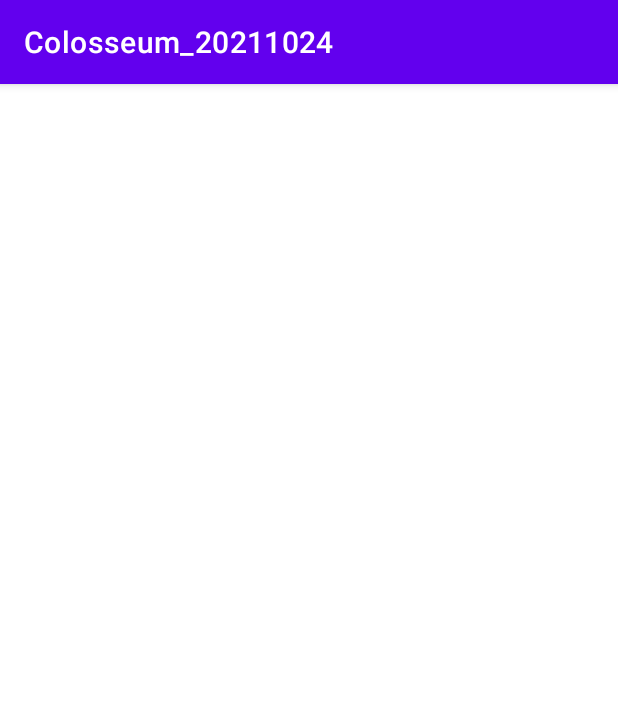
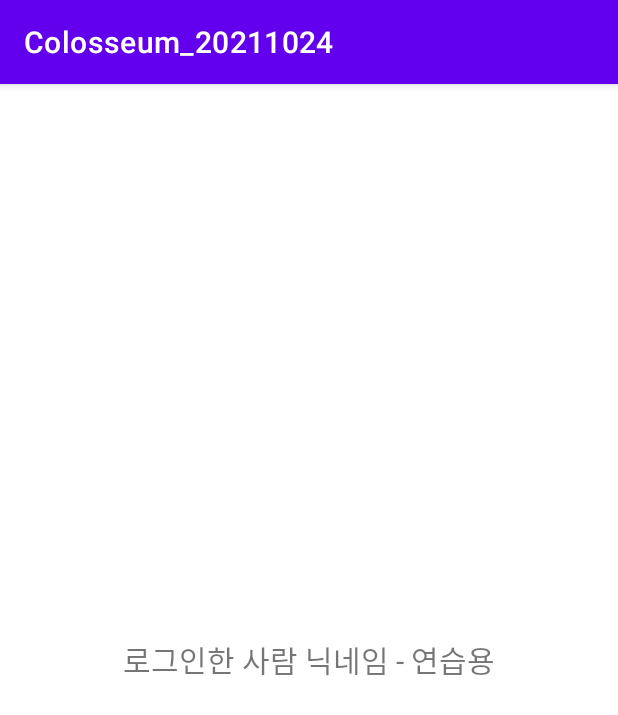
Before and after one commit to park-chris/Colosseum, an Android app: the MainActivity screen opened directly, with no data from a screen before it, on a phone screen of 412 x 824 dp. Shown: the top 715 px of the screen. Run offline under Robolectric (Android 15) with nearby library versions, the phone set to English and light mode, and no system bars; our stand-ins replace data binding.

```diff
--- a/app/src/main/java/com/neppplus/colosseum_20211024/MainActivity.kt
+++ b/app/src/main/java/com/neppplus/colosseum_20211024/MainActivity.kt
@@ -4,6 +4,7 @@ import androidx.appcompat.app.AppCompatActivity
 import android.os.Bundle
 import androidx.databinding.DataBindingUtil
 import com.neppplus.colosseum_20211024.databinding.ActivityMainBinding
+import com.neppplus.colosseum_20211024.utils.ServerUtil
 
 
 class MainActivity : BaseActivity() {
@@ -23,6 +24,8 @@ class MainActivity : BaseActivity() {
 
     override fun setValues() {
 
+//        연습 - 내 정보 받아오기 호출 => 닉네임 파싱, 텍스트뷰에 반영
+
     }
 
 
--- a/app/src/main/res/layout/activity_main.xml
+++ b/app/src/main/res/layout/activity_main.xml
@@ -8,7 +8,15 @@
         android:layout_width="match_parent"
         android:layout_height="match_parent"
         android:orientation="vertical"
+        android:gravity="center"
         tools:context=".MainActivity">
+
+        <TextView
+            android:id="@+id/nicknameTxt"
+            android:layout_width="wrap_content"
+            android:layout_height="wrap_content"
+            android:textSize="20sp"
+            android:text="로그인한 사람 닉네임 - 연습용" />
 
     </LinearLayout>
 </layout>
```
Also changed, not shown: app/src/main/java/com/neppplus/colosseum_20211024/LoginActivity.kt (+9 -0 lines).
